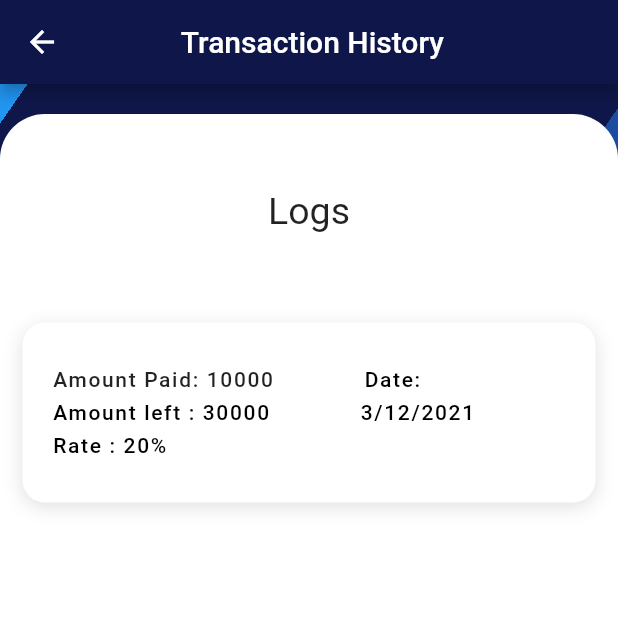
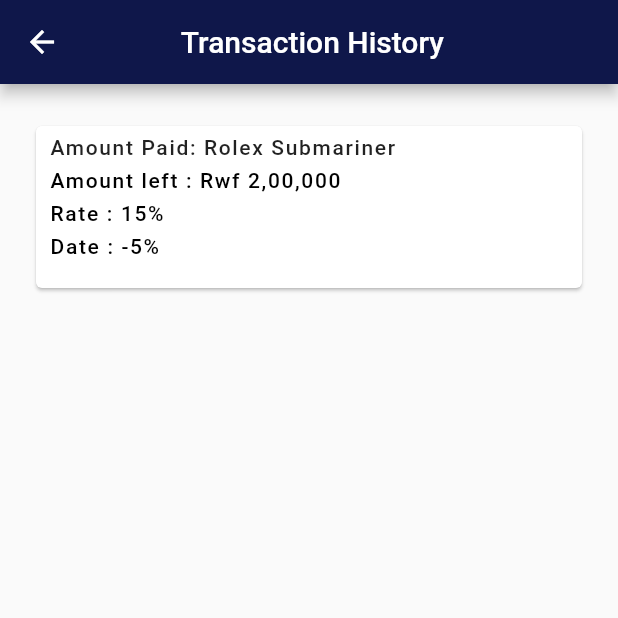
Before and after one commit to Wendy123-4/Cohort2_Seeka_Group4, a Flutter app: the HistoryScreen screen opened directly, on a phone screen of 412 x 824 dp, the top half of it. Run offline on Flutter 3.47's test engine with Material 2 defaults, Android fonts, the phone set to English and light mode, and no system bars; our stand-ins replace cloud_firestore, file_picker, firebase_auth, firebase_dynamic_links, firebase_storage, flutter_signin_button and 5 more; missing offline and left inert: app_info; accounts and stored records are empty.

Commit message:
history page editing

```diff
--- a/lib/pages/HomePage/DrawerOptions/History.dart
+++ b/lib/pages/HomePage/DrawerOptions/History.dart
@@ -1,6 +1,7 @@
 
 import 'package:cloud_firestore/cloud_firestore.dart';
 import 'package:firebase_auth/firebase_auth.dart';
+import 'package:flutter/cupertino.dart';
 import 'package:flutter/material.dart';
 import 'package:intl/intl.dart';
 import 'package:summative/controllers/Auth.dart';
@@ -21,14 +22,10 @@ class HistoryScreen extends StatefulWidget {
 
 class _HistoryScreenState extends State<HistoryScreen> {
   @override
-
-
-
   void initState() {
     // getuserdata();
 
     super.initState();
-
   }
 
 // var time;
@@ -55,106 +52,74 @@ class _HistoryScreenState extends State<HistoryScreen> {
     return Scaffold(
       appBar: AppBar(
         backgroundColor: kPrimaryColor,
-        leading: new IconButton(icon: new Icon(Icons.arrow_back, color: Colors.white,),
-          onPressed: ()
-          {int count = 0;
+        leading: new IconButton(
+          icon: new Icon(Icons.arrow_back, color: Colors.white,),
+          onPressed: () {
+            int count = 0;
             Navigator.of(context).popUntil((_) => count++ >= 2);
           },
         ),
         centerTitle: true, // this is all you ne
         title: Text(" Transaction History"),),
+      body: ListView(
+        children: <Widget>[
+          SizedBox(height: 20.0),
+         Historylist(
+            AmountPaid: "Rolex Submariner",
+            Amountleft: "Rwf 2,00,000",
+            date: "-5%",
+            rate: '15%' ,
+          ),
+          // SizedBox(height: 20.0),
+          // Historylist(
+          //   AmountPaid: "Rolex Submariner",
+          //   Amountleft: "Rwf 2,00,000",
+          //   date: "-5%",
+          //   rate: '15%' ,
+          // ),
+        ],
+      ),
+    );
+  }
+}
 
-      body: Stack(
-        children: <Widget>[
-          Container(
-            decoration: BoxDecoration(
-              gradient: LinearGradient(
-                begin: Alignment(-4.0, 0.0),
-                end: Alignment(0.0, 1.5),
-                colors: [
-                  Theme.of(context).primaryColor,
-                  Theme.of(context).primaryColor,
-                  kGradientColor1,
-                  kGradientColor2,
-                  kGradientColor3,
-                  kGradientColor4,
-                  kGradientColor4
 
-                ],
-                stops: [0.0, 0.3, 0.2, 0.3, 0.63, 0.63, 0.0],
-              ),
-            ),
-            child: header,
-          ),
-          Container(
-            margin: EdgeInsets.only(top: 20.0),
-            padding: EdgeInsets.only(top: 40.0),
-            decoration: BoxDecoration(
-              color: Colors.white,
-              borderRadius: BorderRadius.only(
-                topLeft: Radius.circular(30),
-                topRight: Radius.circular(30),
-              ),
-            ),
-            child: Column(
-              crossAxisAlignment: CrossAxisAlignment.center,
-              children: <Widget>[
-                SizedBox(height: 10),
-                Text(
-                  "Logs",
-                  style: TextStyle(
-                    fontSize: 25,
-                  ),
-                ),
-                SizedBox(height: 20.0),
 
-                SizedBox(height: 10.0),
-                Container(
-                  height: 120.0,
-                  width: 400,
-                  margin:
-                  EdgeInsets.symmetric(horizontal: 15.0, vertical: 30.0),
-                  padding: EdgeInsets.fromLTRB(20.0,30.0,20.0,20.0),
-                  decoration: BoxDecoration(
-                    color: Colors.white,
-                    borderRadius: BorderRadius.circular(15),
-                    boxShadow: [BoxShadow(
-                        color: Colors.black12,
-                        offset: Offset(0.0, 3.0),
-                        blurRadius: 10
-                    ),],
-                  ),
+
+class Historylist extends StatelessWidget {
+  Historylist({Key key, this.Amountleft, this.AmountPaid ,this.date, this.rate})
+      : super(key: key);
+  final String Amountleft;
+  final String AmountPaid;
+  final String date;
+  final String rate;
+  Widget build(BuildContext context) {
+    return Container(
+        padding: EdgeInsets.fromLTRB(10, 2, 10, 2),
+        margin: EdgeInsets.fromLTRB(10, 2, 10, 2),
+
+        height: 120,
+        child: Card(
           child: Column(
             children: <Widget>[
-                      Row(
-                        children: [
-                          Text(
-                            "Amount Paid: 10000",
+              SizedBox(height: 6.0),
+                  Align(
+                    alignment: Alignment.centerLeft,
+                    child: Text(
+                      "  Amount Paid: ${this.AmountPaid}",
                       style: TextStyle(
                         fontSize: 14,
                         fontWeight: FontWeight.w500,
                         letterSpacing: 1.1,
                       ),
                     ),
-                          SizedBox(width: 60.0),
-                          Text(
-                            "Date:",
-                            style: TextStyle(
-                              color: Colors.black,
-                              fontSize: 14,
-                              fontWeight: FontWeight.w500,
-                              letterSpacing: 1.1,
                   ),
-                          ),
-                        ],
-                      ),
-                      SizedBox(height: 6.0),
-                      Row(
-                        children: [
+
+              SizedBox(height: 6.0, ),
                     Align(
                       alignment: Alignment.centerLeft,
                       child: Text(
-                              "Amount left : 30000",
+                        "  Amount left : ${this.Amountleft}",
                         style: TextStyle(
                           color: Colors.black,
                           fontSize: 14,
@@ -163,9 +128,12 @@ class _HistoryScreenState extends State<HistoryScreen> {
                         ),
                       ),
                     ),
-                          SizedBox(width: 60.0),
-                          Text(
-                            "3/12/2021",
+
+              SizedBox(height: 6.0),
+              Align(
+                alignment: Alignment.centerLeft,
+                child: Text(
+                  "  Rate : 15%",
                   style: TextStyle(
                     color: Colors.black,
                     fontSize: 14,
@@ -173,14 +141,12 @@ class _HistoryScreenState extends State<HistoryScreen> {
                     letterSpacing: 1.1,
                   ),
                 ),
-                        ],
-
               ),
               SizedBox(height: 6.0),
               Align(
                 alignment: Alignment.centerLeft,
                 child: Text(
-                          "Rate : 20%",
+                  "  Date : ${this.date}",
                   style: TextStyle(
                     color: Colors.black,
                     fontSize: 14,
@@ -194,39 +160,8 @@ class _HistoryScreenState extends State<HistoryScreen> {
             ],
           ),
 
-                ),
+        ));
 
-                SizedBox(height: 40.0),
-                Row(
-                  mainAxisAlignment: MainAxisAlignment.spaceAround,
-                  children: <Widget>[
-                  ],),
-              ],
 
-            ),
-
-          ),
-          //BottomNavigation(),
-        ],
-      ),
-    );
   }
 }
-
-
-
-Widget header= Container(
-    margin: EdgeInsets.symmetric(vertical: 70.0),
-    child: Column(
-      children: <Widget>[
-        Padding(
-          padding: EdgeInsets.symmetric(horizontal: 18.0),
-          child: Row(
-            mainAxisAlignment: MainAxisAlignment.spaceBetween,
-            children: <Widget>[
-            ],
-          ),
-        ),
-      ],
-    ),
-  );
```
Lines whose indentation alone changed are shown as unchanged.
